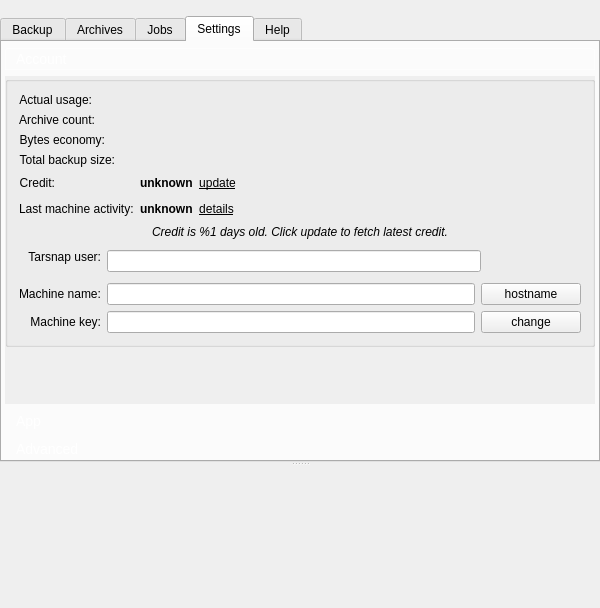
First picture: the form in forms/mainwindow.ui, repository Tarsnap/tarsnap-gui, before the edit.
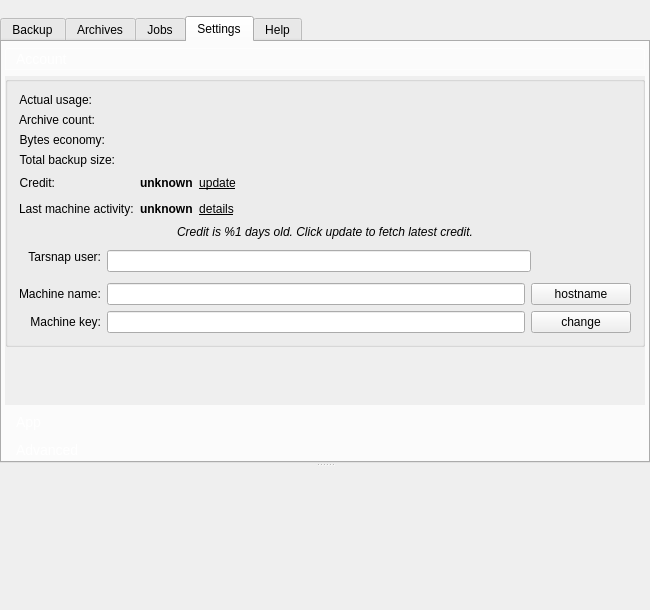
Second picture: the form after the edit. The open tabs and pages were chosen to show the change. Icons and pictures are not drawn. Custom widgets are drawn as their Qt base class.

Commit message: Readjust default window size.

```diff
--- a/forms/mainwindow.ui
+++ b/forms/mainwindow.ui
@@ -6,8 +6,8 @@
    <rect>
     <x>0</x>
     <y>0</y>
-    <width>600</width>
-    <height>608</height>
+    <width>650</width>
+    <height>610</height>
    </rect>
   </property>
   <property name="minimumSize">
@@ -925,8 +925,8 @@
                <rect>
                 <x>0</x>
                 <y>0</y>
-                <width>594</width>
-                <height>346</height>
+                <width>644</width>
+                <height>392</height>
                </rect>
               </property>
               <attribute name="label">
```
Left out of the diff: 6 changed lines with no effect on the pictures.
